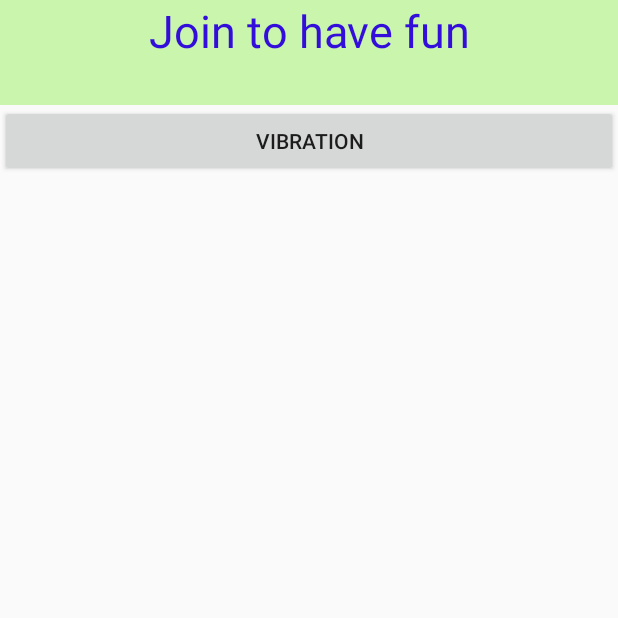
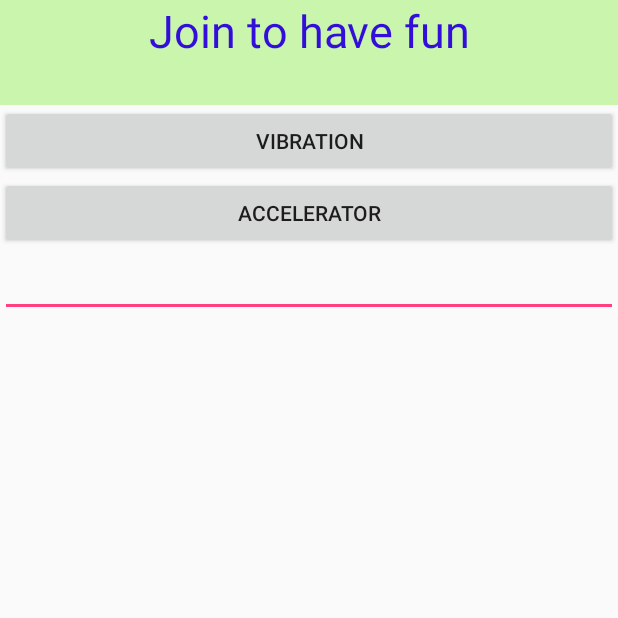
Before and after one commit to qianggenxiadeshuihu/Fun, an Android app: the PaintingActivity screen opened directly, with no data from a screen before it, on a phone screen of 412 x 824 dp, the top half of it. Run offline under Robolectric (Android 15) with nearby library versions, the phone set to English and light mode, and no system bars.

Commit message:
show accelerator value in same view of vibrator

```diff
--- a/app/src/main/java/com/jiayi/fun/PaintingActivity.java
+++ b/app/src/main/java/com/jiayi/fun/PaintingActivity.java
@@ -1,18 +1,41 @@
 package com.jiayi.fun;
 
 import android.content.Context;
+import android.hardware.Sensor;
+import android.hardware.SensorEvent;
+import android.hardware.SensorEventListener;
+import android.hardware.SensorManager;
 import android.os.Bundle;
 import android.os.Vibrator;
+import android.util.Log;
 import android.view.View;
 import android.widget.Button;
+import android.widget.EditText;
 import android.widget.Toast;
 import android.app.Activity;
 
 
-public class PaintingActivity extends Activity {
+public class PaintingActivity extends Activity implements SensorEventListener{
 
-    public Vibrator vib_instance;
+    private Vibrator vib_instance;
     private boolean flag = false;
+    private SensorManager sensorManager;
+    private Sensor accel_sensor;
+    private EditText accel_value;
+    private Button get_accel;
+
+    @Override
+    public void onSensorChanged(SensorEvent event) {
+//            Toast.makeText(PaintingActivity.this, event.values[0] + "  " + event.values[1] + "  " + event.values[2] + "  ", Toast.LENGTH_SHORT).show();
+        accel_value.setText(String.format("%f  %f  %f", event.values[0], event.values[1], event.values[2]));
+//            Log.d("fun_value", String.format("%f  %f  %f", event.values[0], event.values[1], event.values[2]));
+    }
+
+    @Override
+    public void onAccuracyChanged(Sensor sensor, int accuracy) {
+        Toast.makeText(PaintingActivity.this, "onAccuracyChanged", Toast.LENGTH_SHORT).show();
+    }
+
 
     @Override
     protected void onCreate(Bundle savedInstanceState) {
@@ -33,6 +56,15 @@ public class PaintingActivity extends Activity {
                 }
             }
         });
+
+        get_accel = (Button)findViewById(R.id.show_accel);
+        accel_value = (EditText)findViewById(R.id.accel_value);
+
+        sensorManager = (SensorManager)getApplicationContext().getSystemService(Context.SENSOR_SERVICE);
+        accel_sensor = sensorManager.getDefaultSensor(Sensor.TYPE_ACCELEROMETER);
+
+
+        sensorManager.registerListener(this, accel_sensor, 1000000);
+
     }
-
 }
--- a/app/src/main/res/layout/activity_painting.xml
+++ b/app/src/main/res/layout/activity_painting.xml
@@ -25,5 +25,18 @@
         android:id="@+id/start_vib"
         android:layout_gravity="center_horizontal" />
 
+    <Button
+        android:layout_width="match_parent"
+        android:layout_height="match_parent"
+        android:text="@string/Accelerator"
+        android:id="@+id/show_accel"
+        android:layout_gravity="center_horizontal" />
+
+    <EditText
+        android:layout_width="match_parent"
+        android:layout_height="wrap_content"
+        android:id="@+id/accel_value"
+        android:layout_gravity="center_horizontal" />
+
 
 </LinearLayout>
--- a/app/src/main/res/values/strings.xml
+++ b/app/src/main/res/values/strings.xml
@@ -7,5 +7,6 @@
     <string name="main_page_toast">Welcome</string>
 
     <string name="Vibration">Vibration</string>
+    <string name="Accelerator">Accelerator</string>
 
 </resources>
```
